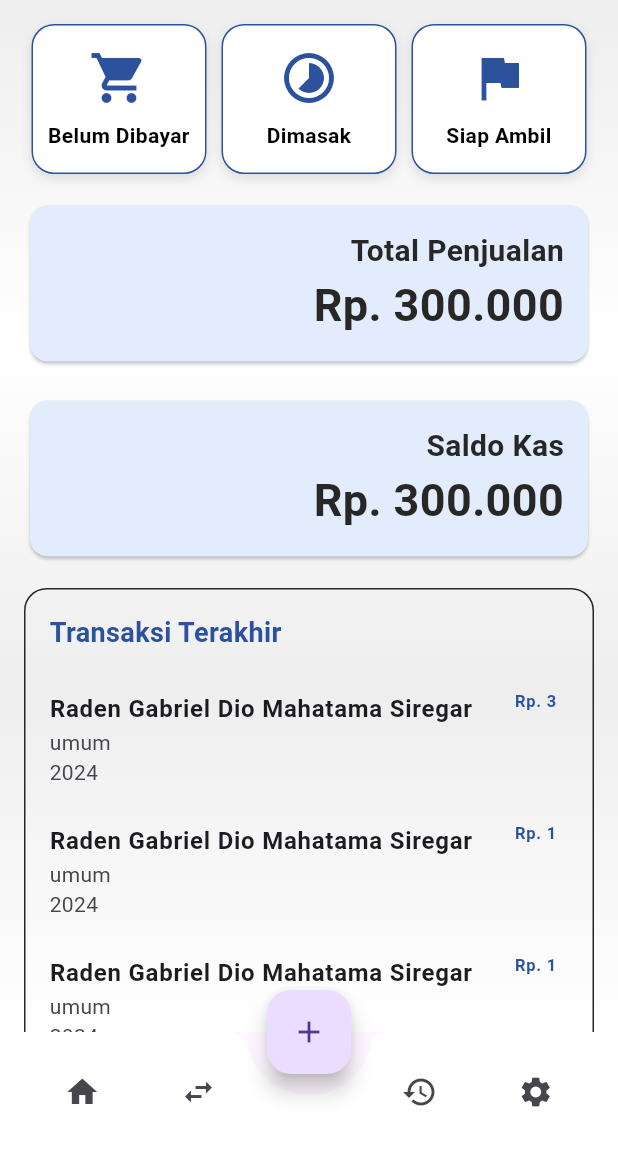
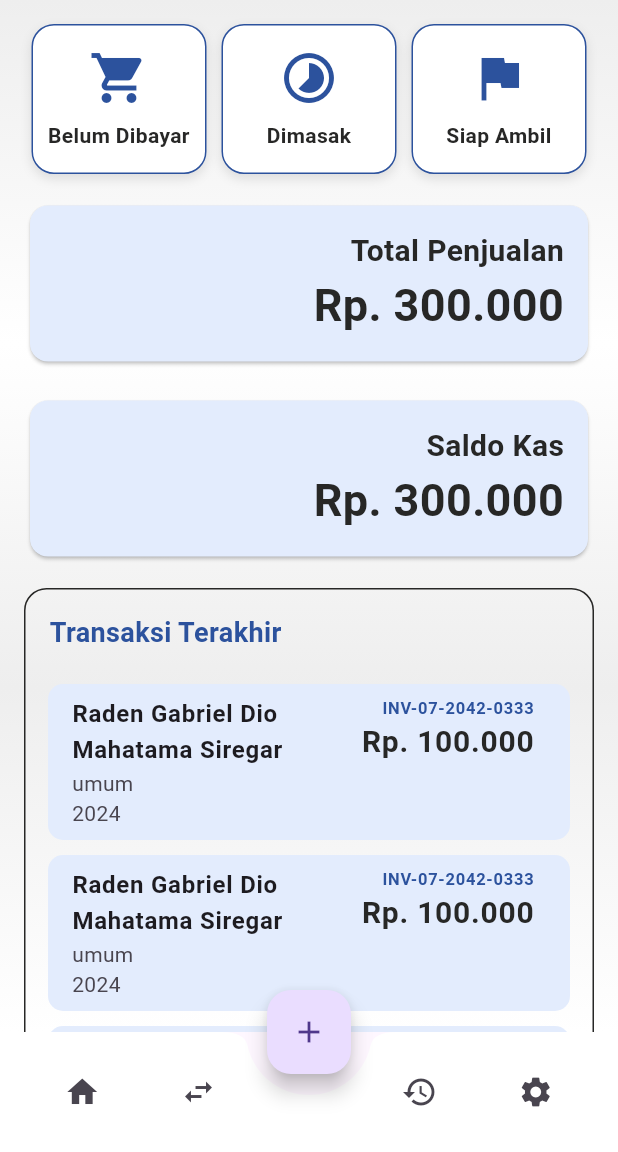
Before and after one commit to athaarsley/5th-Flutter, a Flutter app: the screen it shows after launch, on a phone screen of 412 x 824 dp, the part 84-1236 px from its top. Run offline on Flutter 3.47's test engine with Material 3 defaults, Android fonts, the phone set to English and light mode, and no system bars.

Commit message:
3rd commit

```diff
--- a/lib/app_bottom.dart
+++ b/lib/app_bottom.dart
@@ -13,26 +13,26 @@ class BottomApp extends StatelessWidget {
         mainAxisAlignment: MainAxisAlignment.spaceAround,
         children: <Widget>[
           IconButton(
-            icon: Icon(Icons.home),
+            icon: const Icon(Icons.home),
             onPressed: () {
               // Handle home button tap
             },
           ),
           IconButton(
-            icon: Icon(Icons.swap_horiz),
+            icon: const Icon(Icons.swap_horiz),
             onPressed: () {
               // Handle in out button tap
             },
           ),
           SizedBox(width: 40), // The dummy child for the FAB space
           IconButton(
-            icon: Icon(Icons.history),
+            icon: const Icon(Icons.history),
             onPressed: () {
               // Handle history button tap
             },
           ),
           IconButton(
-            icon: Icon(Icons.settings),
+            icon: const Icon(Icons.settings),
             onPressed: () {
               // Handle settings button tap
             },
--- a/lib/app_info.dart
+++ b/lib/app_info.dart
@@ -18,7 +18,7 @@ class InfoApp extends StatelessWidget {
   Widget _buildInfoCard(BuildContext context, String title, String amount) {
     return Container(
       width: MediaQuery.of(context).size.width, // Menggunakan lebar layar penuh
-      margin: EdgeInsets.symmetric(horizontal: 16, vertical: 1),
+      margin: const EdgeInsets.symmetric(horizontal: 16, vertical: 1),
       child: Card(
         color: kPrimaryColor2,
         child: Padding(
@@ -28,7 +28,7 @@ class InfoApp extends StatelessWidget {
             children: [
               Text(
                 title,
-                style: TextStyle(
+                style: const TextStyle(
                   fontSize: 20,
                   fontWeight: FontWeight.bold,
                   color: kBlackColor,
@@ -36,7 +36,7 @@ class InfoApp extends StatelessWidget {
               ),
               Text(
                 amount,
-                style: TextStyle(
+                style: const TextStyle(
                   fontSize: 30,
                   fontWeight: FontWeight.bold,
                   color: kBlackColor,
--- a/lib/app_tombol_atas.dart
+++ b/lib/app_tombol_atas.dart
@@ -33,8 +33,8 @@ class TombolAtasApp extends StatelessWidget {
           SizedBox(height: 8),
           Text(
             text,
-            style: TextStyle(
-              color: Colors.black,
+            style: const TextStyle(
+              color: kBlackColor,
               fontWeight: FontWeight.bold,
             ),
             textAlign: TextAlign.center,
--- a/lib/app_transaksi.dart
+++ b/lib/app_transaksi.dart
@@ -9,7 +9,7 @@ class TransactionListApp extends StatelessWidget {
   Widget build(BuildContext context) {
     return Container(
       decoration: BoxDecoration(
-        border: Border.all(color: kBlackColor,),
+        border: Border.all(color: kBlackColor),
         borderRadius: BorderRadius.circular(15),
       ),
       margin: EdgeInsets.all(16),
@@ -25,7 +25,7 @@ class TransactionListApp extends StatelessWidget {
           ),
           ListView.builder(
             shrinkWrap: true,
-            physics: NeverScrollableScrollPhysics(),
+            physics: const NeverScrollableScrollPhysics(),
             itemCount: transaksiItem.length,
             itemBuilder: (context, index) {
               return _buildTransactionItem(
@@ -33,7 +33,7 @@ class TransactionListApp extends StatelessWidget {
                 transaksiItem[index].date,
                 transaksiItem[index].name,
                 transaksiItem[index].itemCount,
-                transaksiItem[index].amount
+                transaksiItem[index].amount,
               );
             },
           ),
@@ -43,11 +43,25 @@ class TransactionListApp extends StatelessWidget {
   }
 
   Widget _buildTransactionItem(String invoice, String date, String name, String itemCount, String amount) {
-    return ListTile(
-      subtitle: Text('$itemCount\n$date'),
-      trailing: Text('Rp. $amount', style: TextStyle(fontWeight: FontWeight.bold, color: kPrimaryColor)),
-      title: Text(name, style: TextStyle(fontWeight: FontWeight.bold)),
-      isThreeLine: true,
+    return Container(
+      margin: const EdgeInsets.only(left: 15, right: 15, bottom: 5, top: 5),
+      decoration: BoxDecoration(
+        color: kPrimaryColor2,
+        borderRadius: BorderRadius.circular(10),
+      ),
+      child: ListTile(
+        subtitle: Text('$itemCount\n$date'),
+        trailing: Column(
+          mainAxisSize: MainAxisSize.min,
+          crossAxisAlignment: CrossAxisAlignment.end,
+          children: [
+            Text('$invoice', style: const TextStyle(fontWeight: FontWeight.bold, color: kPrimaryColor)),
+            Text('Rp. $amount', style: const TextStyle(fontWeight: FontWeight.bold, color: kBlackColor, fontSize: 20)),
+          ],
+        ),
+        title: Text(name, style: const TextStyle(fontWeight: FontWeight.bold)),
+        isThreeLine: true,
+      ),
     );
   }
 }
--- a/lib/main.dart
+++ b/lib/main.dart
@@ -12,7 +12,7 @@ class MyApp extends StatelessWidget {
   Widget build(BuildContext context) {
     return MaterialApp(
       debugShowCheckedModeBanner: false,
-      title: 'Wisata Bandung',
+      title: 'Dashboard',
       theme: ThemeData(),
       home: MainScreen(),
     );
@@ -38,7 +38,7 @@ class MainScreen extends StatelessWidget {
               border: Border.all(color: kPrimaryColor,),
               borderRadius: BorderRadius.circular(30),
             ),
-            child: Row(
+            child: const Row(
               mainAxisAlignment: MainAxisAlignment.center,
               children: [
                 Icon(Icons.bolt, color: kPrimaryColor),
@@ -67,7 +67,7 @@ class MainScreen extends StatelessWidget {
             end: Alignment.bottomCenter
           )
         ),
-        child: SingleChildScrollView(
+        child: const SingleChildScrollView(
           child: Column(
             crossAxisAlignment: CrossAxisAlignment.stretch,
             children: [
--- a/lib/transaksi_model.dart
+++ b/lib/transaksi_model.dart
@@ -20,25 +20,25 @@ final List<TransaksiModel> transaksiItem= [
       name: 'Raden Gabriel Dio Mahatama Siregar',
       date:'2024',
       itemCount: 'umum',
-      amount: '3'),
+      amount: '100.000'),
   TransaksiModel(
       invoice:'INV-07-2042-0333',
       name: 'Raden Gabriel Dio Mahatama Siregar',
       date:'2024',
       itemCount: 'umum',
-      amount: '1'),
+      amount: '100.000'),
   TransaksiModel(
       invoice:'INV-07-2042-0333',
       name: 'Raden Gabriel Dio Mahatama Siregar',
       date:'2024',
       itemCount: 'umum',
-      amount: '1'),
+      amount: '100.000'),
   TransaksiModel(
       invoice:'INV-07-2042-0333',
       name: 'Raden Gabriel Dio Mahatama Siregar',
       date:'2024',
       itemCount: 'umum',
-      amount: '1'),
+      amount: '100.000'),
   TransaksiModel(
       invoice:'INV-07-2042-0333',
       name: 'Mocahmmad levyan terry nurfachri mahatam sihombing',
```
